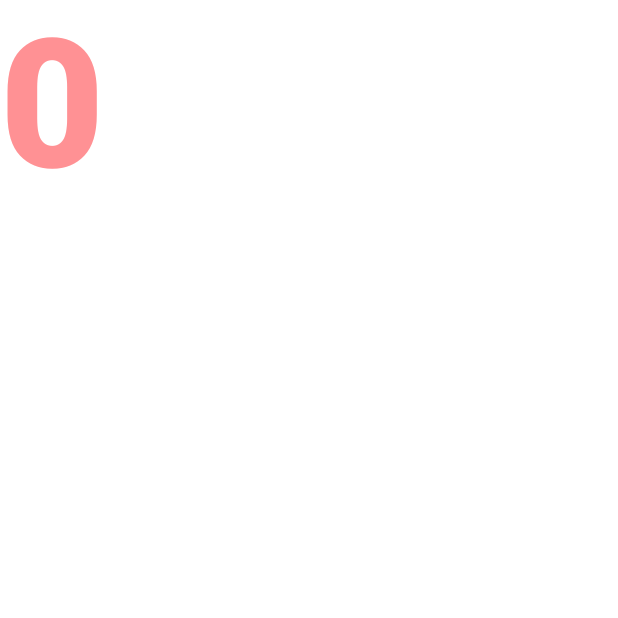
After one commit to ZiyuGUO-1217/JustOne, an Android app built with Jetpack Compose: the composable CountDownTimer called with empty values, on a phone screen of 412 x 824 dp, the top half of it. The commit adds this screen. Run offline under Robolectric (Android 15) with nearby library versions, the phone set to English and light mode, and no system bars; 2 statements that could not run were skipped.

Commit message:
Add a timer for preparing hint

```diff
--- a/app/src/main/java/com/example/justone/WordGeneratorViewModel.kt
+++ b/app/src/main/java/com/example/justone/WordGeneratorViewModel.kt
@@ -7,6 +7,7 @@ import com.example.justone.model.WordGeneratorState
 import com.example.justone.network.onSuccess
 import dagger.hilt.android.lifecycle.HiltViewModel
 import javax.inject.Inject
+import kotlinx.coroutines.delay
 import kotlinx.coroutines.launch
 
 @HiltViewModel
@@ -14,9 +15,10 @@ class WordGeneratorViewModel @Inject constructor(
     private val repository: WordGeneratorRepository
 ) : BaseViewModel<WordGeneratorState, WordGeneratorAction>() {
     private val wordsNumber: Int = 5
+    private val timer: Int = 60
 
     override fun configureInitState(): WordGeneratorState {
-        return WordGeneratorState(words = emptyList(), wordsNumber = wordsNumber)
+        return WordGeneratorState(words = emptyList(), wordsNumber = wordsNumber, timer = timer)
     }
 
     override fun dispatch(action: WordGeneratorAction) {
@@ -28,6 +30,7 @@ class WordGeneratorViewModel @Inject constructor(
     private fun getRandomWords() {
         updateState { copy(words = emptyList(), isLoading = true) }
         viewModelScope.launch {
+            delay(3000L)
             repository.getRandomWordList(wordsNumber)
                 .onSuccess { wordList ->
                     updateState { copy(words = wordList) }
--- a/app/src/main/java/com/example/justone/model/WordGeneratorState.kt
+++ b/app/src/main/java/com/example/justone/model/WordGeneratorState.kt
@@ -3,5 +3,6 @@ package com.example.justone.model
 data class WordGeneratorState(
     val words: List<String>,
     val wordsNumber: Int,
+    val timer: Int,
     val isLoading: Boolean = false
 )
--- /dev/null
+++ b/app/src/main/java/com/example/justone/ui/widgets/CountDownNumber.kt
@@ -0,0 +1,17 @@
+package com.example.justone.ui.widgets
+
+import androidx.compose.material.Text
+import androidx.compose.runtime.Composable
+import androidx.compose.ui.graphics.Color
+import androidx.compose.ui.text.font.FontWeight
+import androidx.compose.ui.unit.sp
+
+@Composable
+fun CountDownNumber(leftTime: Int, countDownNumberColor: Color) {
+    Text(
+        text = leftTime.toString(),
+        fontSize = 120.sp,
+        fontWeight = FontWeight.ExtraBold,
+        color = countDownNumberColor
+    )
+}
--- /dev/null
+++ b/app/src/main/java/com/example/justone/ui/widgets/CountDownTimer.kt
@@ -0,0 +1,96 @@
+package com.example.justone.ui.widgets
+
+import androidx.compose.animation.core.Animatable
+import androidx.compose.animation.core.AnimationVector1D
+import androidx.compose.animation.core.LinearEasing
+import androidx.compose.animation.core.animateIntAsState
+import androidx.compose.animation.core.tween
+import androidx.compose.foundation.Canvas
+import androidx.compose.foundation.layout.Box
+import androidx.compose.foundation.layout.size
+import androidx.compose.runtime.Composable
+import androidx.compose.runtime.LaunchedEffect
+import androidx.compose.runtime.getValue
+import androidx.compose.runtime.mutableStateOf
+import androidx.compose.runtime.remember
+import androidx.compose.runtime.setValue
+import androidx.compose.ui.Alignment
+import androidx.compose.ui.Modifier
+import androidx.compose.ui.geometry.Offset
+import androidx.compose.ui.geometry.Size
+import androidx.compose.ui.graphics.Color
+import androidx.compose.ui.graphics.drawscope.DrawScope
+import androidx.compose.ui.graphics.drawscope.Stroke
+import androidx.compose.ui.unit.dp
+import com.example.justone.ui.theme.Secondary
+
+private const val TIMER_ANGLE = 359f
+
+@Composable
+fun CountDownTimer(timer: Int, timerWidth: Int, onCountDownFinished: () -> Unit) {
+    val unitWidth = timerWidth / (10 + 2).toFloat()
+    val radius = (unitWidth * 8) / 2
+
+    val animateArcFloat = remember { Animatable(1f) }
+    var countDownNumberColor by remember { mutableStateOf(Secondary) }
+
+    var countDownTimer by remember { mutableStateOf(timer) }
+    val leftTime by animateIntAsState(
+        targetValue = countDownTimer,
+        animationSpec = tween(durationMillis = timer * 1000, easing = LinearEasing),
+        finishedListener = {
+            countDownNumberColor = Color.Red
+            onCountDownFinished()
+        }
+    )
+
+    Box(contentAlignment = Alignment.Center) {
+        Canvas(modifier = Modifier.size(width = timerWidth.dp, height = (timerWidth / 2).dp)) {
+            drawBackgroundRing(radius, unitWidth)
+            drawForegroundArc(animateArcFloat, radius, unitWidth)
+        }
+        CountDownNumber(leftTime, countDownNumberColor)
+    }
+
+    LaunchedEffect(animateArcFloat) {
+        animateArcFloat.animateTo(
+            targetValue = 0f,
+            animationSpec = tween(durationMillis = timer * 1000, easing = LinearEasing)
+        )
+    }
+
+    LaunchedEffect(countDownTimer) {
+        countDownTimer = 0
+    }
+}
+
+private fun DrawScope.drawForegroundArc(
+    animateArcFloat: Animatable<Float, AnimationVector1D>,
+    radius: Float,
+    unitWidth: Float
+) {
+    drawArc(
+        color = Secondary,
+        startAngle = TIMER_ANGLE,
+        sweepAngle = TIMER_ANGLE * animateArcFloat.value,
+        size = Size(radius * 2, radius * 2),
+        topLeft = Offset(unitWidth * 2, unitWidth * 2),
+        useCenter = false,
+        style = Stroke(unitWidth)
+    )
+}
+
+private fun DrawScope.drawBackgroundRing(
+    radius: Float,
+    unitWidth: Float
+) {
+    drawArc(
+        color = Color.LightGray,
+        startAngle = TIMER_ANGLE,
+        sweepAngle = TIMER_ANGLE,
+        size = Size(radius * 2, radius * 2),
+        topLeft = Offset(unitWidth * 2, unitWidth * 2),
+        useCenter = false,
+        style = Stroke(unitWidth)
+    )
+}
```
Also changed, not shown: app/src/main/java/com/example/justone/ui/DialogState.kt (added, +7 -0 lines), app/src/main/java/com/example/justone/ui/WordDialog.kt (added, +112 -0 lines), app/src/main/java/com/example/justone/ui/WordsScreen.kt (+24 -11 lines).
